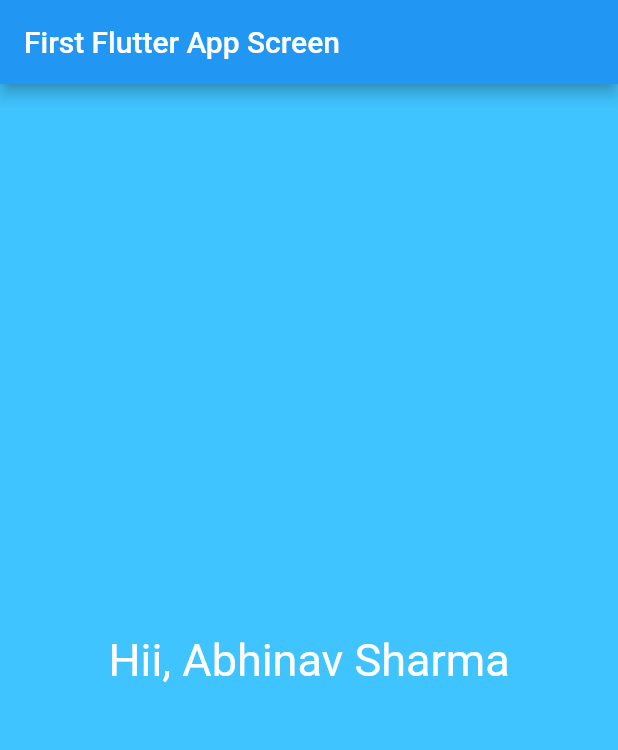
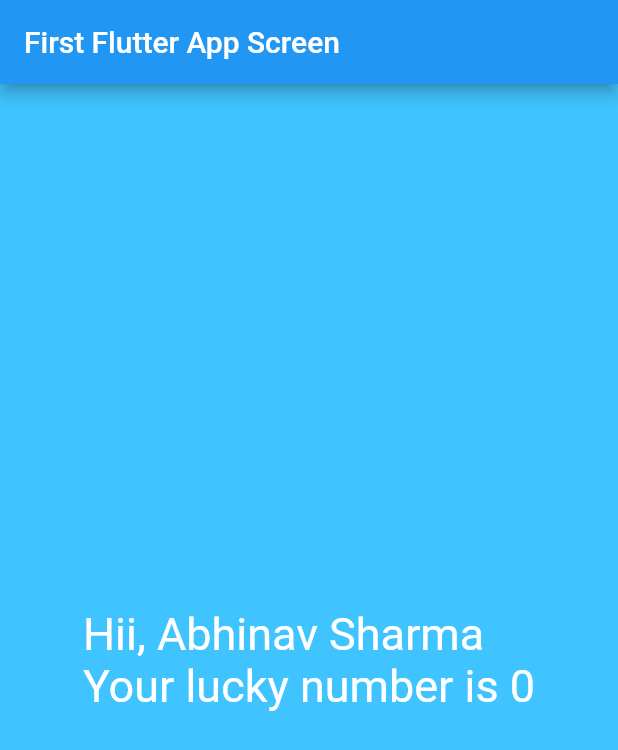
Before and after one commit to AbhinavSharma24/FirstFlutter, a Flutter app: the screen it shows after launch, on a phone screen of 412 x 824 dp. Shown: the top 750 px of the screen. Run offline on Flutter 3.47's test engine with Material 2 defaults, Android fonts, the phone set to English and light mode, and no system bars.

Commit message:
Initial Commit

```diff
--- /dev/null
+++ b/lib/app_screens/first_screen.dart
@@ -0,0 +1,28 @@
+import 'dart:math';
+
+import 'package:flutter/material.dart';
+
+class FirstScreen extends StatelessWidget{
+  @override
+  Widget build(BuildContext context){
+    return Material(
+      color: Colors.lightBlueAccent,
+      child: Center(
+        child:
+        Text(
+          generateLuckyNumber(),
+          textDirection: TextDirection.ltr,
+          style: TextStyle(color: Colors.white, fontSize: 30.0),
+        ),
+      ),
+    );
+  }
+
+  String generateLuckyNumber(){
+    var randrom = Random();
+    int luckyNumber = randrom.nextInt(10);
+
+    return "Hii, Abhinav Sharma\nYour lucky number is $luckyNumber";
+  }
+
+}
--- a/lib/main.dart
+++ b/lib/main.dart
@@ -1,15 +1,14 @@
+import 'package:first_flutter/app_screens/first_screen.dart';
 import 'package:flutter/material.dart';
 
-// void main() => runApp(MyFlutterApp());
+// Both the methods are same
+/*
+void main(){
+  runApp(MyFlutterApp());
+}
+*/
 
-// Same as below for less line of code
-void main(){
-
-  runApp(MyFlutterApp());
-
-}
-
-
+void main() => runApp(MyFlutterApp());
 
 class MyFlutterApp extends StatelessWidget{
   @override
@@ -22,17 +21,7 @@ class MyFlutterApp extends StatelessWidget{
         appBar: AppBar(
           title: Text("First Flutter App Screen"),
         ),
-        body: Material(
-          color: Colors.lightBlueAccent,
-          child: Center(
-            child:
-            Text(
-              "Hii, Abhinav Sharma",
-              textDirection: TextDirection.ltr,
-              style: TextStyle(color: Colors.white, fontSize: 30.0),
-            ),
-          ),
-        ),
+        body: FirstScreen()
       ),
     );
   }
```
